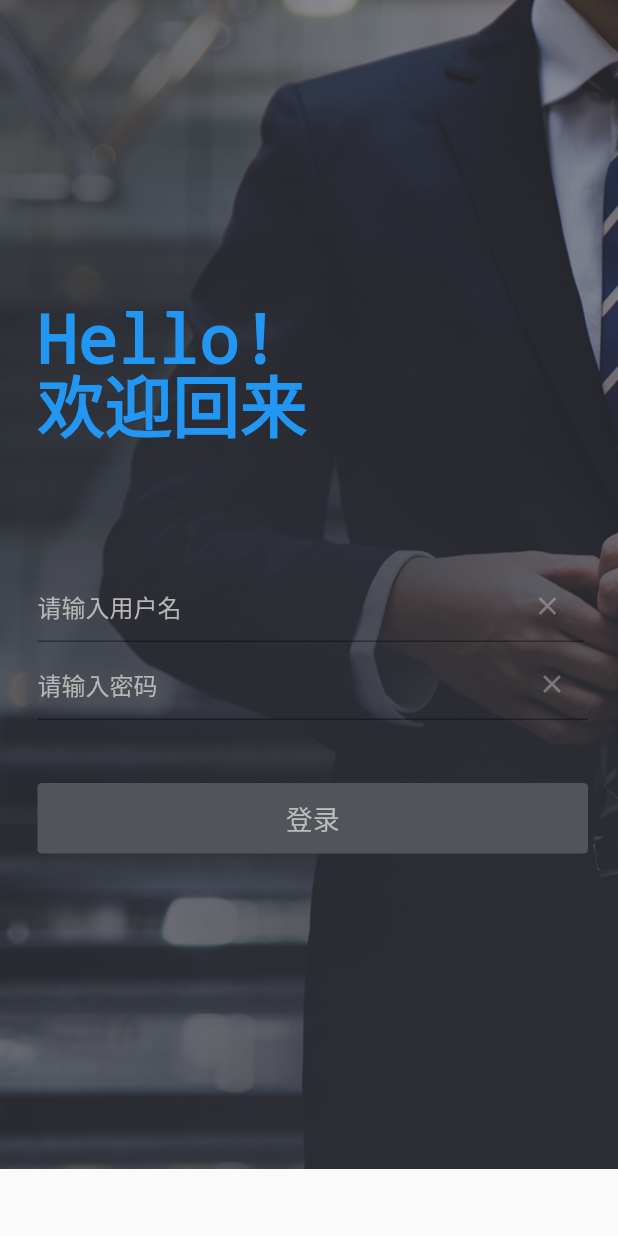
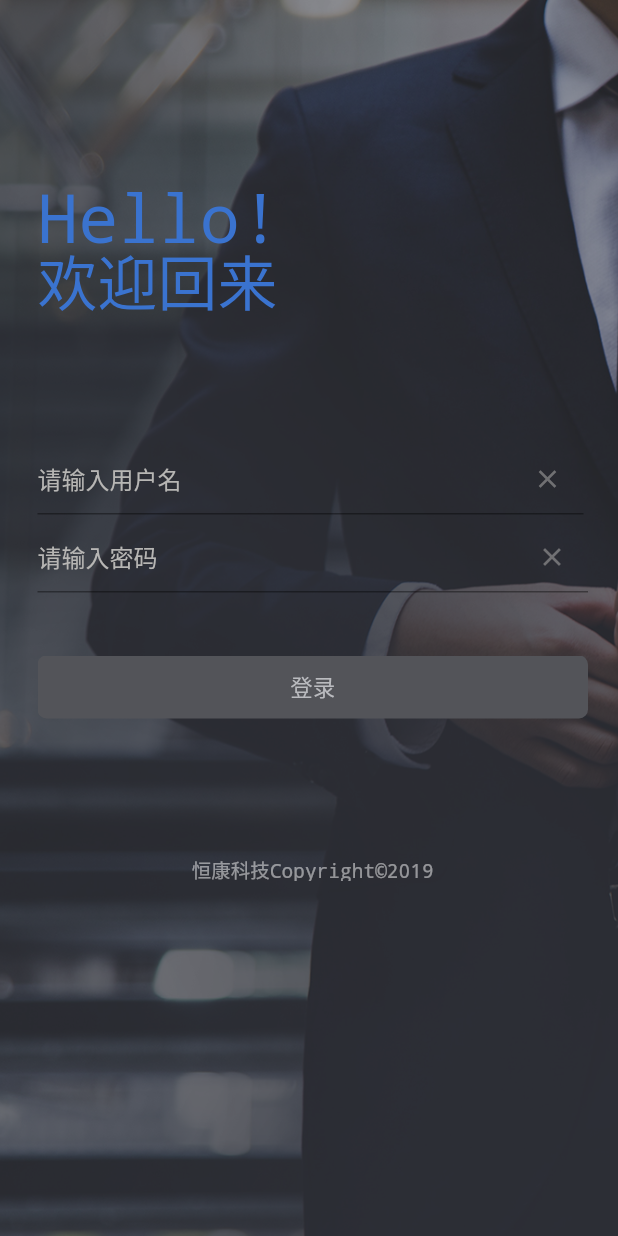
Before and after one commit to rookiesQ/flutter, a Flutter app: the screen it shows after launch, after a tap on "跳过", after a tap on "进入", on a phone screen of 412 x 824 dp. Run offline on Flutter 3.47's test engine with Material 2 defaults, Android fonts, the phone set to English and light mode, and no system bars; our stand-ins replace intro_slider, shared_preferences.

Commit message:
图标修改

```diff
--- a/lib/common/common_footer.dart
+++ b/lib/common/common_footer.dart
@@ -38,20 +38,20 @@ class _BottomNavigationWidgetState extends State<BottomNavigationWidget>{
         type:BottomNavigationBarType.fixed,
         items: [
           BottomNavigationBarItem(
-            icon: Icon(IconData(0xe6ce,fontFamily:'AppIconBase')),
+            icon: Icon(IconData(0xe6ce,fontFamily:'AppIconBase'),size:20),
 
             title:Text('店铺KPI',style: TextStyle(fontSize: 14.0))
           ),
           BottomNavigationBarItem(
-            icon: Icon(IconData(0xe6d0,fontFamily:'AppIconBase')),
+            icon: Icon(IconData(0xe6d0,fontFamily:'AppIconBase'),size:20),
 
             title:Text('专属店员',style: TextStyle(fontSize: 14.0))
           ),BottomNavigationBarItem(
-            icon: Icon(IconData(0xe6d2,fontFamily:'AppIconBase')),
+            icon: Icon(IconData(0xe6d2,fontFamily:'AppIconBase'),size:20),
 
             title:Text('到货通知',style: TextStyle(fontSize: 14.0))
           ),BottomNavigationBarItem(
-            icon: Icon(IconData(0xe6d1,fontFamily:'AppIconBase')),
+            icon: Icon(IconData(0xe6d1,fontFamily:'AppIconBase'),size:20),
 
             title:Text('智能巡店',style: TextStyle(fontSize: 14.0))
           ),BottomNavigationBarItem(
--- a/lib/login/login.dart
+++ b/lib/login/login.dart
@@ -5,7 +5,7 @@ class LoginView extends StatelessWidget {
 
   @override
   Widget build(BuildContext context) {
-    return new SingleChildScrollView(
+    return new Container(
         child: new Container(
           decoration:BoxDecoration(
             image: new DecorationImage(
@@ -13,7 +13,9 @@ class LoginView extends StatelessWidget {
               fit:BoxFit.cover
             )
           ),
-          padding: const EdgeInsets.fromLTRB(25,200,20,10),
+
+          child: new SingleChildScrollView(
+            padding: const EdgeInsets.fromLTRB(25,120,20,10),
             child: Column(
               children: <Widget>[
                 Row(
@@ -23,7 +25,8 @@ class LoginView extends StatelessWidget {
                       textAlign: TextAlign.left,
                       style:TextStyle(
                         fontSize: 45,
-                      color: Colors.blue,
+                        color: Color.fromRGBO(58, 115, 207,1),
+                        fontWeight: FontWeight.w500,
                         decoration: TextDecoration.none,
                       )
                     )
@@ -35,10 +38,11 @@ class LoginView extends StatelessWidget {
                     Text('欢迎回来',
                       textAlign: TextAlign.left,
                       style:TextStyle(
-                        fontSize: 45,
+                          fontSize: 40,
                           height: 1,
+                          fontWeight: FontWeight.w500,
                           decoration: TextDecoration.none,
-                        color: Colors.blue
+                          color: Color.fromRGBO(58, 115, 207,1)
                       )
                     )
                   ],
@@ -47,11 +51,37 @@ class LoginView extends StatelessWidget {
                 InputEdtextNameWiget(),
                 InputEdtextPasswordWiget(),
                 SizedBox(height:40),
+                Stack(
+                  children: <Widget>[
                     LoginButtonWiget(),
-              SizedBox(height:200)
+                    SizedBox(height: 150),
+                    Positioned(
+                      bottom: -2,
+                      left:0,
+                      right:0,
+                      child: Text(
+                        "恒康科技Copyright©2019",
+                        textAlign: TextAlign.center,
+                        style: TextStyle(
+                          fontSize: 13,
+                          fontWeight: FontWeight.w500,
+                          decoration: TextDecoration.none,
+                          color: Color.fromRGBO(255, 255, 255, 0.5)
+                        )
+                      ),
+
+                    )
+
           ],
         )
+              ],
+            ),
+
           )
+
+        ),
+
+
     );
   }
 }
@@ -70,7 +100,7 @@ class InputEdtextNameWiget extends StatelessWidget{
 
         child:TextField(
           maxLines: 1,
-          scrollPadding: EdgeInsets.fromLTRB(0, 0, 0, 200),
+          scrollPadding: EdgeInsets.fromLTRB(0, 0, 0, 170),
           style:TextStyle(
             color: Colors.white
           ),
@@ -112,7 +142,7 @@ class InputEdtextPasswordWiget extends StatelessWidget{
         child:TextField(
           maxLines: 1,
           obscureText: true,
-          scrollPadding: EdgeInsets.fromLTRB(0, 0, 0, 150),
+          scrollPadding: EdgeInsets.fromLTRB(0, 0, 0, 120),
           //controller: _phonecontroller,
           keyboardType: TextInputType.text,
           decoration: InputDecoration(
@@ -145,13 +175,12 @@ class LoginButtonWiget extends StatelessWidget{
     return new SizedBox(
       child: new GestureDetector(
         onTap: (){
-          print("12123");
           Navigator.pushNamed(context, "home");
         },
         child: new Container(
         padding:EdgeInsets.fromLTRB(2, 10, 2, 10),
         decoration: BoxDecoration(
-          borderRadius: BorderRadius.circular(3),
+          borderRadius: BorderRadius.circular(6),
           color: Color.fromRGBO(83, 84, 89, 1)
         ),
         alignment: Alignment.center,
@@ -159,7 +188,7 @@ class LoginButtonWiget extends StatelessWidget{
           '登录',
           textAlign: TextAlign.center,
           style:TextStyle(
-            fontSize: 18.0,
+            fontSize: 15.0,
             fontWeight: FontWeight.normal,
             decoration: TextDecoration.none,
             color: Color.fromRGBO(186, 187, 191, 1)
```
Lines whose indentation alone changed are shown as unchanged.
